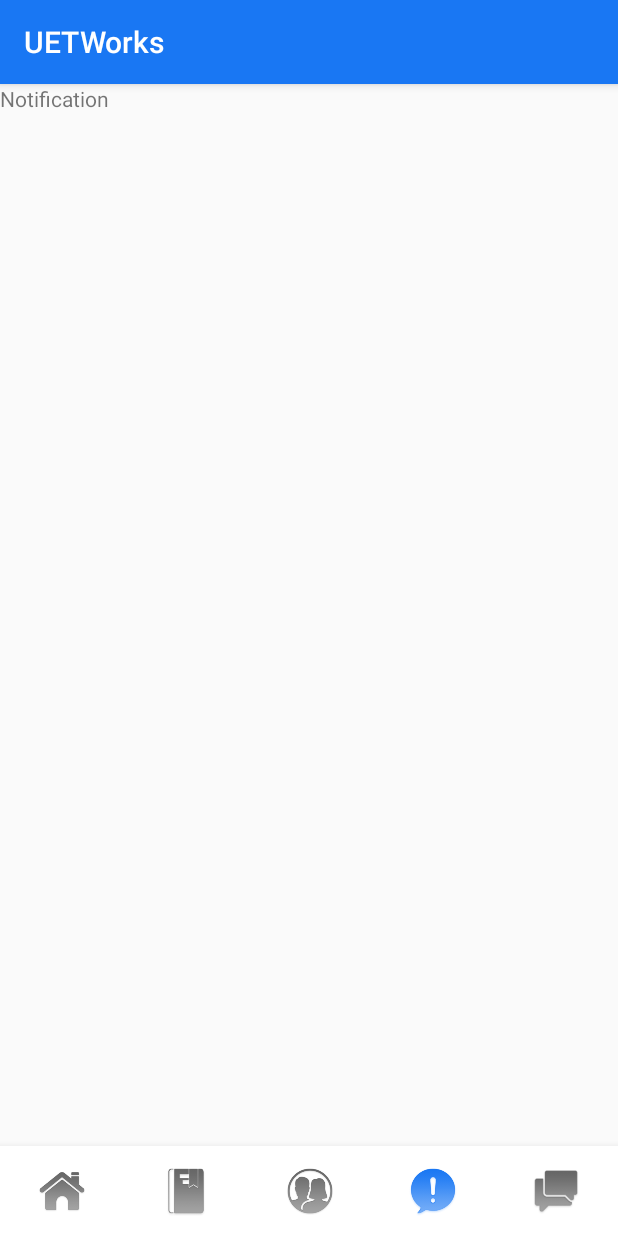
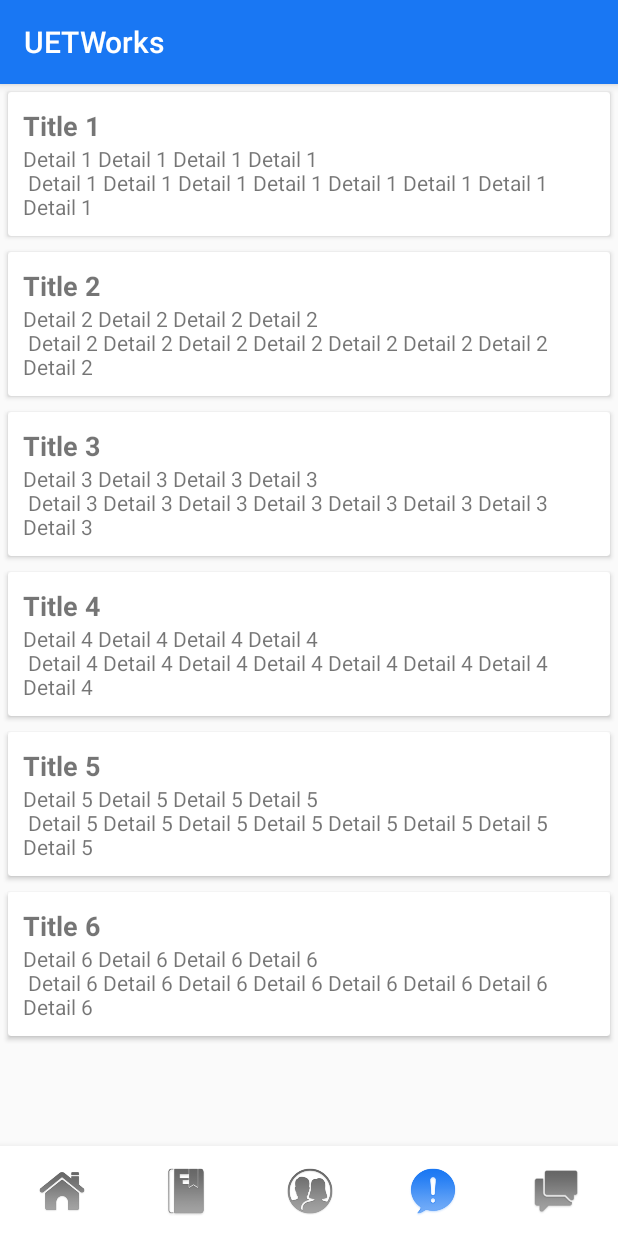
Before and after one commit to batoan2898/UETWorks, an Android app: the MainActivity screen opened directly, with no data from a screen before it, item 4 of the bottom bar chosen, on a phone screen of 412 x 824 dp. Run offline under Robolectric (Android 15) with nearby library versions, the light colour scheme and no system bars.

Commit message:
Notification Fragment

```diff
--- a/app/build.gradle
+++ b/app/build.gradle
@@ -26,12 +26,13 @@
 dependencies {
     implementation fileTree(dir: 'libs', include: ['*.jar'])
     implementation "org.jetbrains.kotlin:kotlin-stdlib-jdk7:$kotlin_version"
-    implementation 'androidx.appcompat:appcompat:1.0.2'
-    implementation 'androidx.core:core-ktx:1.0.2'
+    implementation 'androidx.appcompat:appcompat:1.1.0'
+    implementation 'androidx.core:core-ktx:1.1.0'
     implementation 'androidx.constraintlayout:constraintlayout:1.1.3'
     implementation 'androidx.legacy:legacy-support-v4:1.0.0'
     testImplementation 'junit:junit:4.12'
-    androidTestImplementation 'androidx.test:runner:1.1.1'
-    androidTestImplementation 'androidx.test.espresso:espresso-core:3.1.1'
+    androidTestImplementation 'androidx.test:runner:1.2.0'
+    androidTestImplementation 'androidx.test.espresso:espresso-core:3.2.0'
     implementation 'com.google.android.material:material:1.0.0'
+    implementation 'androidx.swiperefreshlayout:swiperefreshlayout:1.0.0'
 }
--- /dev/null
+++ b/app/src/main/java/com/uet/uetworks/adapter/NotificationAdapter.kt
@@ -0,0 +1,39 @@
+package com.uet.uetworks.adapter
+
+
+import android.view.LayoutInflater
+import android.view.View
+import android.view.ViewGroup
+import android.widget.TextView
+import androidx.recyclerview.widget.RecyclerView
+import com.uet.uetworks.R
+import com.uet.uetworks.model.Notification
+
+class NotificationAdapter(val notificationList: ArrayList<Notification>) :
+    RecyclerView.Adapter<NotificationAdapter.ViewHolder>() {
+    override fun onCreateViewHolder(parent: ViewGroup, viewType: Int): ViewHolder {
+        return ViewHolder(
+            LayoutInflater.from(parent.context).inflate(
+                R.layout.item_notification,
+                parent,
+                false
+            )
+        )
+    }
+
+    override fun getItemCount(): Int {
+        return notificationList.size
+    }
+
+    override fun onBindViewHolder(holder: ViewHolder, position: Int) {
+        val notification: Notification = notificationList[position]
+        holder.tvNotificationTitle.text = notification.notificationTitle
+        holder.tvNotificationDetail.text = notification.notificationDetail
+    }
+
+
+    inner class ViewHolder(itemView: View) : RecyclerView.ViewHolder(itemView) {
+        val tvNotificationTitle = itemView.findViewById(R.id.tvNotificationTitle) as TextView
+        val tvNotificationDetail = itemView.findViewById(R.id.tvNotificationDetail) as TextView
+    }
+}
--- /dev/null
+++ b/app/src/main/java/com/uet/uetworks/model/Notification.kt
@@ -0,0 +1,3 @@
+package com.uet.uetworks.model
+
+data class Notification(val notificationTitle: String, val notificationDetail: String)
--- a/app/src/main/java/com/uet/uetworks/ui/main/NotificationFragment.kt
+++ b/app/src/main/java/com/uet/uetworks/ui/main/NotificationFragment.kt
@@ -5,15 +5,64 @@
 import android.view.LayoutInflater
 import android.view.View
 import android.view.ViewGroup
+import android.widget.FrameLayout
+import androidx.recyclerview.widget.RecyclerView
 import com.uet.uetworks.R
+import com.uet.uetworks.adapter.NotificationAdapter
+import com.uet.uetworks.model.Notification
+import kotlinx.android.synthetic.main.fragment_notification.*
 
 class NotificationFragment : Fragment() {
+    private lateinit var adapter: NotificationAdapter
     override fun onCreateView(
         inflater: LayoutInflater, container: ViewGroup?,
         savedInstanceState: Bundle?
     ): View? {
         // Inflate the layout for this fragment
         return inflater.inflate(R.layout.fragment_notification, container, false)
+    }
+
+    override fun onActivityCreated(savedInstanceState: Bundle?) {
+        super.onActivityCreated(savedInstanceState)
+        val noti = ArrayList<Notification>()
+        noti.add(
+            Notification(
+                "Title 1",
+                "Detail 1 Detail 1 Detail 1 Detail 1\n Detail 1 Detail 1 Detail 1 Detail 1 Detail 1 Detail 1 Detail 1 Detail 1"
+            )
+        )
+        noti.add(
+            Notification(
+                "Title 2",
+                "Detail 2 Detail 2 Detail 2 Detail 2\n Detail 2 Detail 2 Detail 2 Detail 2 Detail 2 Detail 2 Detail 2 Detail 2"
+            )
+        )
+        noti.add(
+            Notification(
+                "Title 3",
+                "Detail 3 Detail 3 Detail 3 Detail 3\n Detail 3 Detail 3 Detail 3 Detail 3 Detail 3 Detail 3 Detail 3 Detail 3"
+            )
+        )
+        noti.add(
+            Notification(
+                "Title 4",
+                "Detail 4 Detail 4 Detail 4 Detail 4\n Detail 4 Detail 4 Detail 4 Detail 4 Detail 4 Detail 4 Detail 4 Detail 4"
+            )
+        )
+        noti.add(
+            Notification(
+                "Title 5",
+                "Detail 5 Detail 5 Detail 5 Detail 5\n Detail 5 Detail 5 Detail 5 Detail 5 Detail 5 Detail 5 Detail 5 Detail 5"
+            )
+        )
+        noti.add(
+            Notification(
+                "Title 6",
+                "Detail 6 Detail 6 Detail 6 Detail 6\n Detail 6 Detail 6 Detail 6 Detail 6 Detail 6 Detail 6 Detail 6 Detail 6"
+            )
+        )
+        adapter = NotificationAdapter(noti)
+        recyclerNotificationFragment.adapter = adapter
     }
 
     companion object {
--- a/app/src/main/res/layout/fragment_notification.xml
+++ b/app/src/main/res/layout/fragment_notification.xml
@@ -1,13 +1,14 @@
 <?xml version="1.0" encoding="utf-8"?>
 <FrameLayout xmlns:android="http://schemas.android.com/apk/res/android"
+    xmlns:app="http://schemas.android.com/apk/res-auto"
     xmlns:tools="http://schemas.android.com/tools"
     android:layout_width="match_parent"
     android:layout_height="match_parent"
     tools:context=".ui.main.NotificationFragment">
 
-    <TextView
-        android:id="@+id/tvNotification"
+    <androidx.recyclerview.widget.RecyclerView
+        android:id="@+id/recyclerNotificationFragment"
         android:layout_width="match_parent"
-        android:layout_height="match_parent"
-        android:text="@string/title_notification" />
+        android:layout_height="wrap_content"
+        app:layoutManager="androidx.recyclerview.widget.LinearLayoutManager" />
 </FrameLayout>
--- /dev/null
+++ b/app/src/main/res/layout/item_notification.xml
@@ -0,0 +1,31 @@
+<?xml version="1.0" encoding="utf-8"?>
+<LinearLayout xmlns:android="http://schemas.android.com/apk/res/android"
+    android:layout_width="match_parent"
+    android:layout_height="wrap_content"
+    android:orientation="vertical">
+
+    <androidx.cardview.widget.CardView
+        android:layout_width="match_parent"
+        android:layout_height="match_parent"
+        android:layout_margin="5dp">
+
+        <LinearLayout
+            android:layout_width="match_parent"
+            android:layout_height="match_parent"
+            android:orientation="vertical"
+            android:padding="10dp">
+
+            <TextView
+                android:id="@+id/tvNotificationTitle"
+                android:layout_width="match_parent"
+                android:layout_height="wrap_content"
+                android:textSize="18sp"
+                android:textStyle="bold" />
+
+            <TextView
+                android:id="@+id/tvNotificationDetail"
+                android:layout_width="match_parent"
+                android:layout_height="wrap_content" />
+        </LinearLayout>
+    </androidx.cardview.widget.CardView>
+</LinearLayout>
```
